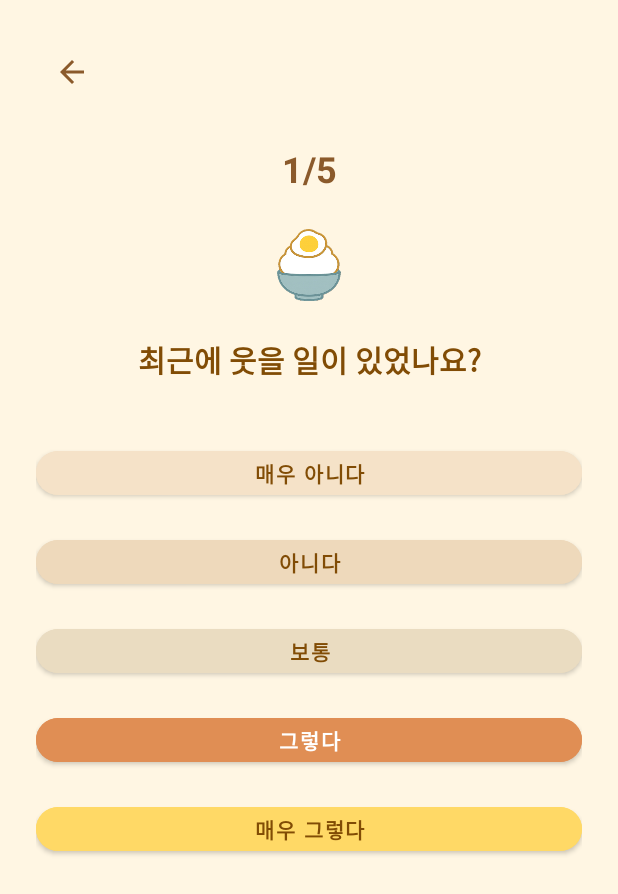
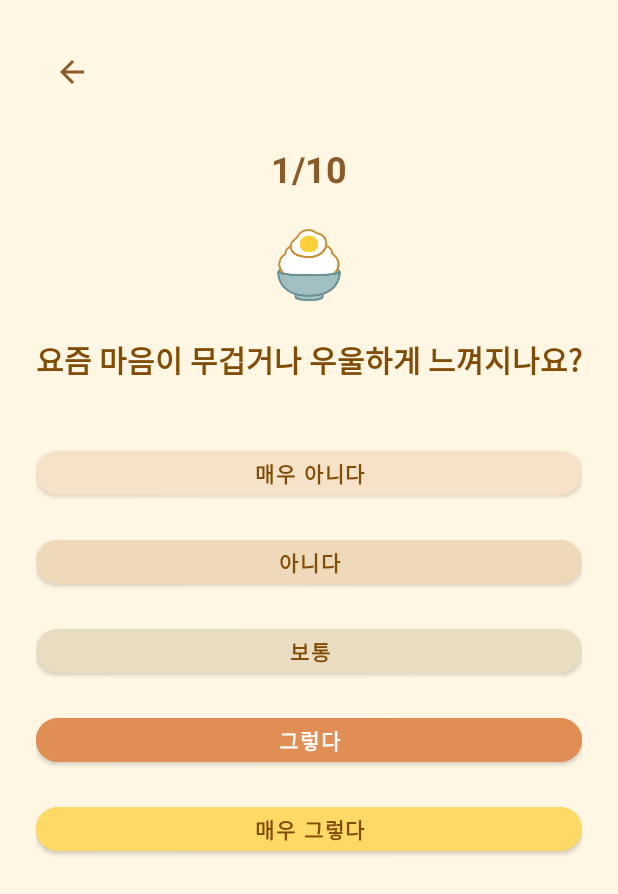
Before and after one commit to taejeong0531-droi/project1, an Android app: the EmotionActivity screen opened directly, with no data from a screen before it, on a phone screen of 412 x 824 dp. Shown: the top 894 px of the screen. Run offline under Robolectric (Android 15) with nearby library versions, the light colour scheme and no system bars; our stand-ins replace CircleImageView, Firebase (no records; nobody signed in at launch, a user with empty details on screens opened directly), Room's generated code; pictures from the network do not load.

Commit message:
fix(emotion): 상단 정렬/뒤로가기 버그 수정 및 추천 리스트 노출

```diff
--- a/app/build.gradle.kts
+++ b/app/build.gradle.kts
@@ -80,6 +80,9 @@ dependencies {
     // Coroutines on Android (for lifecycleScope network calls)
     implementation("org.jetbrains.kotlinx:kotlinx-coroutines-android:1.7.3")
 
+    // Glide for image loading
+    implementation("com.github.bumptech.glide:glide:4.16.0")
+
     testImplementation(libs.junit)
     androidTestImplementation(libs.ext.junit)
     androidTestImplementation(libs.espresso.core)
--- a/app/src/main/java/com/example/myapplication/EmotionActivity.kt
+++ b/app/src/main/java/com/example/myapplication/EmotionActivity.kt
@@ -20,6 +20,7 @@ import com.example.myapplication.data.FoodSelection
 import com.example.myapplication.network.ApiClient
 import com.example.myapplication.network.model.RecommendRequest
 import com.example.myapplication.network.model.PreferencesReq
+import com.example.myapplication.network.model.RecentLogReq
 import com.example.myapplication.network.model.EmotionVector
 import com.example.myapplication.ui.EmotionViewModel
 import com.example.myapplication.util.UserIdProvider
@@ -46,38 +47,54 @@ class EmotionActivity : AppCompatActivity() {
     private lateinit var textQuestionCounter: TextView
     private lateinit var textResultTitle: TextView
     private lateinit var textEmotionResult: TextView
+    private lateinit var explanationBox: View
     private lateinit var imageTopEgg: ImageView
     private lateinit var recyclerFoods: RecyclerView
     private lateinit var adapter: EmotionAdapter
     private lateinit var repository: EmotionRepository
 
-    // 5문항 진행 상태 (카테고리별 질문 풀에서 랜덤 1개씩 선택)
+    // 설문: 카테고리별 질문 풀에서 랜덤 2개씩 선택(총 10문항)
     private data class QA(val category: String, val text: String)
     private val categories: Map<String, List<String>> = mapOf(
         "기쁨-슬픔" to listOf(
             "오늘 하루 기분은 대체로 밝은 편인가요?",
-            "최근에 웃을 일이 있었나요?",
-            "요즘 마음이 무겁게 느껴지나요?" // 부정 문장(반전 필요)
+            "최근에 사소한 일에도 미소가 지어졌나요?",
+            "최근 3일 내 즐거웠던 순간이 떠오르나요?",
+            "요즘 마음이 무겁거나 우울하게 느껴지나요?", // 부정
+            "최근 눈물이 날 만큼 속상했던 적이 있었나요?", // 부정
+            "아침에 일어났을 때 기분이 가벼웠나요?"
         ),
         "피로-활력" to listOf(
             "몸이 피곤하거나 기운이 빠진 느낌이 있나요?", // 부정(피로)
-            "오늘은 새로운 일을 시작할 에너지가 있나요?",
-            "쉬고 싶다는 생각이 자주 드나요?" // 부정(피로)
+            "지난밤 수면이 충분했다고 느끼나요?",
+            "가벼운 운동을 할 에너지가 있나요?",
+            "하루 종일 축 늘어진 느낌이 있었나요?", // 부정
+            "커피나 에너지 드링크 없이도 버틸 수 있었나요?",
+            "쉬고 싶다는 생각이 자주 들었나요?" // 부정
         ),
         "외로움-안정감" to listOf(
             "요즘 혼자 있는 시간이 외롭다고 느껴지나요?", // 부정(외로움)
-            "누군가와 함께 시간을 보내고 싶나요?", // 부정(외로움)
-            "지금의 나 자신이 꽤 안정되어 있다고 느끼나요?"
+            "오늘 누군가와 대화를 나누며 위안을 받았나요?",
+            "주변 사람들과의 관계가 안정적이라고 느끼나요?",
+            "누군가에게 기대고 싶다는 생각이 들었나요?", // 부정
+            "스스로를 편안히 돌볼 시간이 있었나요?",
+            "혼자 있으면 마음이 허전하게 느껴지나요?" // 부정
         ),
         "스트레스-여유" to listOf(
             "요즘 일이나 공부 때문에 머리가 복잡한가요?", // 부정(스트레스)
-            "마음의 여유를 느끼고 있나요?",
-            "오늘 하루 스트레스를 받는 일이 있었나요?" // 부정(스트레스)
+            "오늘은 마음의 여유를 느낀 순간이 있었나요?",
+            "해결되지 않은 걱정이 머릿속을 떠나지 않았나요?", // 부정
+            "숨 고르기나 짧은 휴식을 일부러 했나요?",
+            "긴장으로 인해 몸이 뻣뻣하거나 두통이 있었나요?", // 부정
+            "일과 휴식의 균형이 잘 맞았다고 느끼나요?"
         ),
         "집중-산만" to listOf(
             "요즘 집중이 잘 되는 편인가요?",
-            "생각이 자꾸 다른 데로 새는 느낌이 있나요?", // 부정(산만)
-            "무언가에 몰입하는 시간이 있었나요?"
+            "해야 할 일에 몰입한 시간이 있었나요?",
+            "생각이 자꾸 다른 데로 새거나 멍해지는 순간이 많았나요?", // 부정
+            "스마트폰/알림 때문에 자주 흐트러졌나요?", // 부정
+            "일의 우선순위를 정하고 차근차근 진행했나요?",
+            "사소한 소음에도 쉽게 산만해졌나요?" // 부정
         )
     )
     private lateinit var selectedQA: List<QA>
@@ -90,6 +107,16 @@ class EmotionActivity : AppCompatActivity() {
         "calm" to 0,   // 여유(+)/스트레스(-)
         "focus" to 0   // 집중(+)/산만(-)
     )
+    // 카테고리 가중치(분석 민감도)
+    private val weights: Map<String, Float> = mapOf(
+        "joy" to 1.0f,
+        "energy" to 1.2f,
+        "social" to 1.0f,
+        "calm" to 1.2f,
+        "focus" to 0.8f
+    )
+    // 카테고리별 선택 문항 수(총 문항수 = 5 * 이 값)
+    private val QUESTIONS_PER_CATEGORY = 2
 
     override fun onCreate(savedInstanceState: Bundle?) {
         super.onCreate(savedInstanceState)
@@ -115,6 +142,7 @@ class EmotionActivity : AppCompatActivity() {
         textQuestionCounter = findViewById(R.id.textQuestionCounter)
         textResultTitle = findViewById(R.id.textResultTitle)
         textEmotionResult = findViewById(R.id.textEmotionResult)
+        explanationBox = findViewById(R.id.explanationBox)
         imageTopEgg = findViewById(R.id.imageTopEgg)
         recyclerFoods = findViewById(R.id.recyclerFoods)
 
@@ -127,10 +155,9 @@ class EmotionActivity : AppCompatActivity() {
         val database = AppDatabase.getDatabase(this)
         repository = EmotionRepository(database.emotionDao())
 
-        // 5개 카테고리에서 랜덤 1문항씩 선택
-        selectedQA = categories.map { (cat, list) ->
-            val q = list.random()
-            QA(cat, q)
+        // 카테고리별 랜덤 문항 선택
+        selectedQA = categories.flatMap { (cat, list) ->
+            list.shuffled().take(QUESTIONS_PER_CATEGORY).map { q -> QA(cat, q) }
         }
         // 첫 질문 표시
         updateQuestion()
@@ -252,11 +279,11 @@ class EmotionActivity : AppCompatActivity() {
           var foods: List<FoodItem> = if (fromApi) {
               response!!.body()!!.items.map { fs ->
                   FoodItem(
-                      id = fs.food,
-                      name = fs.food,
+                      id = fs.name,
+                      name = fs.name,
                       imageUrl = null,
-                      calories = null,
-                      tags = emptyList()
+                      calories = fs.kcal,
+                      tags = fs.tags
                   )
               }
           } else {
@@ -279,11 +306,14 @@ class EmotionActivity : AppCompatActivity() {
           textResultTitle.visibility = View.VISIBLE
           val nickname = getNickname()
           textResultTitle.text = "${nickname}님을 위한 음식이에요 😊"
-          // 감정 텍스트 숨김
-          textEmotionResult.visibility = View.GONE
+          // 결과 설명 표시
+          explanationBox.visibility = View.VISIBLE
+          textEmotionResult.visibility = View.VISIBLE
+          textEmotionResult.text = buildExplanation()
 
           // 리스트 표시
           adapter.submitList(foods)
+          recyclerFoods.visibility = View.VISIBLE
           btnMore.visibility = View.VISIBLE
 
           // 자동 저장 제거: 사용자가 실제로 음식을 선택할 때만 기록을 저장합니다.
@@ -369,7 +399,9 @@ class EmotionActivity : AppCompatActivity() {
                             ),
                             score_intensity = lastScore.toDouble(),
                             weather = null,
-                            recent_logs = null,
+                            recent_logs = lastRecommendedFoods.map { f ->
+                                RecentLogReq(food = f.name, timestamp = java.time.Instant.now().toString())
+                            },
                             preferences = PreferencesReq(
                                 likes = loadSelectedTags(),
                                 dislikes = null,
@@ -393,11 +425,11 @@ class EmotionActivity : AppCompatActivity() {
             var foods: List<FoodItem> = if (fromApi) {
                 response!!.body()!!.items.map { fs ->
                     FoodItem(
-                        id = fs.food,
-                        name = fs.food,
+                        id = fs.name,
+                        name = fs.name,
                         imageUrl = null,
-                        calories = null,
-                        tags = emptyList()
+                        calories = fs.kcal,
+                        tags = fs.tags
                     )
                 }
             } else {
@@ -417,6 +449,7 @@ class EmotionActivity : AppCompatActivity() {
 
             lastRecommendedFoods = foods
             adapter.submitList(foods)
+            recyclerFoods.visibility = View.VISIBLE
             setLoading(false)
         }
     }
@@ -432,6 +465,8 @@ class EmotionActivity : AppCompatActivity() {
         imageTopEgg.visibility = View.VISIBLE
         textResultTitle.visibility = View.GONE
         textEmotionResult.visibility = View.GONE
+        explanationBox.visibility = View.GONE
+        recyclerFoods.visibility = View.GONE
         btnVeryNo.visibility = View.VISIBLE
         btnNo.visibility = View.VISIBLE
         btnMid.visibility = View.VISIBLE
@@ -456,6 +491,13 @@ class EmotionActivity : AppCompatActivity() {
     }
 
     private fun goBackOneStep() {
+        explanationBox.visibility = View.GONE
+        textEmotionResult.visibility = View.GONE
+        textResultTitle.visibility = View.GONE
+        recyclerFoods.visibility = View.GONE
+        btnMore.visibility = View.GONE
+        adapter.submitList(emptyList())
+
         // 결과 화면 상태라면 설문 마지막 문항으로 되돌림
         if (textResultTitle.visibility == View.VISIBLE || currentIndex >= selectedQA.size) {
             currentIndex = (selectedQA.size - 1).coerceAtLeast(0)
@@ -473,7 +515,6 @@ class EmotionActivity : AppCompatActivity() {
     }
 
     override fun onBackPressed() {
-        super.onBackPressed()
         goBackOneStep()
     }
 
@@ -515,21 +556,42 @@ class EmotionActivity : AppCompatActivity() {
 
     private fun polarityFor(qa: QA): Int {
         val t = qa.text
-        val negativeKeywords = listOf("무겁", "피곤", "쉬고 싶", "외롭", "스트레스", "산만", "복잡", "새는")
+        val negativeKeywords = listOf(
+            "무겁", "우울", "눈물", "피곤", "축 늘어", "쉬고 싶", "외롭", "허전",
+            "스트레스", "긴장", "두통", "불안", "초조", "산만", "멍", "복잡", "새는",
+            "흐트러", "방해", "지치"
+        )
         val hasNeg = negativeKeywords.any { t.contains(it) }
         return if (hasNeg) -1 else +1
     }
 
     private fun decideMoodFromVector(): String {
-        val joy = vector["joy"] ?: 0
-        val energy = vector["energy"] ?: 0
-        val calm = vector["calm"] ?: 0
-        val focus = vector["focus"] ?: 0
+        val joy = (vector["joy"] ?: 0) * (weights["joy"] ?: 1f)
+        val energy = (vector["energy"] ?: 0) * (weights["energy"] ?: 1f)
+        val calm = (vector["calm"] ?: 0) * (weights["calm"] ?: 1f)
+        val focus = (vector["focus"] ?: 0) * (weights["focus"] ?: 1f)
         return when {
-            joy >= 2 && energy >= 1 -> "happy"
-            calm <= -1 || energy <= -2 -> "angry"
+            joy >= 2f && energy >= 1f -> "happy"
+            calm <= -1f || energy <= -2f -> "angry"
             else -> "neutral"
         }
+    }
+
+    private fun buildExplanation(): String {
+        val sb = StringBuilder()
+        val joy = (vector["joy"] ?: 0) * (weights["joy"] ?: 1f)
+        val energy = (vector["energy"] ?: 0) * (weights["energy"] ?: 1f)
+        val social = (vector["social"] ?: 0) * (weights["social"] ?: 1f)
+        val calm = (vector["calm"] ?: 0) * (weights["calm"] ?: 1f)
+        val focus = (vector["focus"] ?: 0) * (weights["focus"] ?: 1f)
+
+        if (energy <= -1f) sb.appendLine("에너지가 낮게 측정되어 따뜻한 국물/가벼운 메뉴를 우선합니다.")
+        if (calm <= -1f) sb.appendLine("스트레스/긴장이 감지되어 자극적인 음식은 낮게 평가했습니다.")
+        if (social <= -1f) sb.appendLine("외로움 지표로 따뜻한 국물/면요리를 소폭 가산했습니다.")
+        if (joy >= 2f) sb.appendLine("기쁨 지표로 가벼운 양식/면류에 소폭 가산했습니다.")
+        if (focus <= -1f) sb.appendLine("집중 저하로 아주 무거운 메뉴는 감점했습니다.")
+        if (sb.isEmpty()) sb.append("균형 잡힌 상태로 다양한 메뉴를 제안합니다.")
+        return sb.toString().trim()
     }
 
     private fun clearSurvey() {
@@ -542,6 +604,7 @@ class EmotionActivity : AppCompatActivity() {
         btnVeryYes.visibility = View.VISIBLE
         textQuestion.visibility = View.VISIBLE
         textResultTitle.visibility = View.GONE
+        explanationBox.visibility = View.GONE
         updateQuestion()
     }
 
--- /dev/null
+++ b/app/src/main/res/drawable/bg_explain_box.xml
@@ -0,0 +1,12 @@
+<?xml version="1.0" encoding="utf-8"?>
+<shape xmlns:android="http://schemas.android.com/apk/res/android"
+    android:shape="rectangle">
+    <solid android:color="#FFFFFFFF" />
+    <corners android:radius="12dp" />
+    <stroke android:width="1dp" android:color="#FFDDDDDD" />
+    <padding
+        android:left="8dp"
+        android:top="8dp"
+        android:right="8dp"
+        android:bottom="8dp" />
+</shape>
--- a/app/src/main/res/layout/activity_emotion.xml
+++ b/app/src/main/res/layout/activity_emotion.xml
@@ -6,7 +6,7 @@
     android:layout_width="match_parent"
     android:layout_height="match_parent"
     android:background="#FFF6E3"
-    android:gravity="center"
+    android:gravity="top"
     android:padding="24dp"
     tools:context=".EmotionActivity"
     tools:theme="@style/Theme.MyApplication">
@@ -42,6 +42,7 @@
         android:id="@+id/imageTopEgg"
         android:layout_width="48dp"
         android:layout_height="48dp"
+        android:layout_gravity="center"
         android:src="@drawable/egg"
         android:contentDescription="App icon"
         android:layout_marginBottom="24dp" />
@@ -153,24 +154,44 @@
         android:layout_marginTop="16dp"
         android:visibility="gone" />
 
-    <!-- 감정 결과 텍스트 -->
-    <TextView
-        android:id="@+id/textEmotionResult"
+    <!-- 설명문 박스(내부 스크롤), 검정 텍스트 -->
+    <LinearLayout
+        android:id="@+id/explanationBox"
         android:layout_width="match_parent"
         android:layout_height="wrap_content"
-        android:layout_marginTop="16dp"
-        android:textColor="#814C05"
-        android:textStyle="bold"
-        android:textSize="18sp"
-        android:visibility="gone" />
+        android:layout_marginTop="12dp"
+        android:padding="12dp"
+        android:background="@drawable/bg_explain_box"
+        android:orientation="vertical"
+        android:visibility="gone">
+
+        <ScrollView
+            android:layout_width="match_parent"
+            android:layout_height="wrap_content"
+            android:fillViewport="true"
+            android:overScrollMode="ifContentScrolls"
+            android:scrollbarStyle="insideInset"
+            android:maxHeight="260dp">
+
+            <TextView
+                android:id="@+id/textEmotionResult"
+                android:layout_width="match_parent"
+                android:layout_height="wrap_content"
+                android:textColor="#000000"
+                android:textSize="15sp"
+                android:minLines="3"
+                android:lineSpacingExtra="2dp"
+                android:textStyle="normal"/>
+        </ScrollView>
+    </LinearLayout>
 
     <!-- 추천 음식 리스트 -->
     <androidx.recyclerview.widget.RecyclerView
         android:id="@+id/recyclerFoods"
         android:layout_width="match_parent"
-        android:layout_height="0dp"
+        android:layout_height="wrap_content"
         android:layout_marginTop="12dp"
-        android:layout_weight="1" />
+        android:nestedScrollingEnabled="false" />
 
     <!-- 다른 음식 보기 버튼 (결과 화면 하단) -->
     <com.google.android.material.button.MaterialButton
```
Also changed, not shown: app/src/main/java/com/example/myapplication/EmotionAdapter.kt (+12 -2 lines), app/src/main/java/com/example/myapplication/FoodImages.kt (added, +52 -0 lines), app/src/main/java/com/example/myapplication/network/model/Models.kt (+5 -4 lines), 1 other file.
